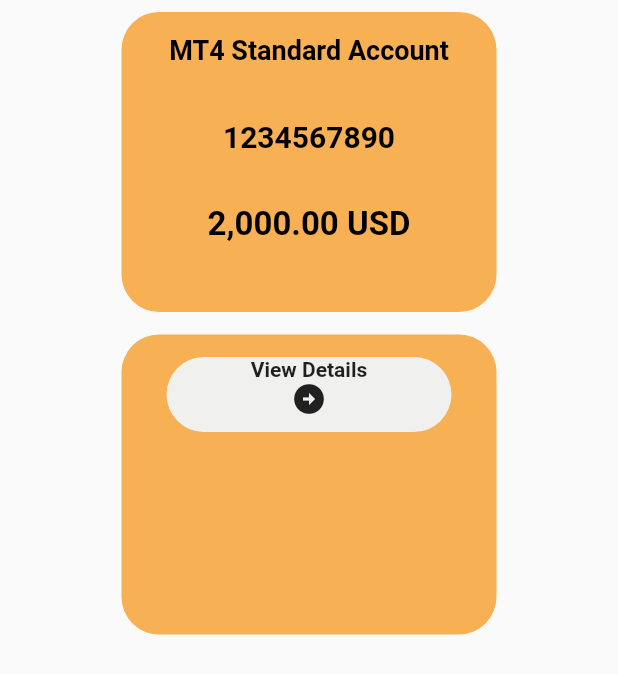
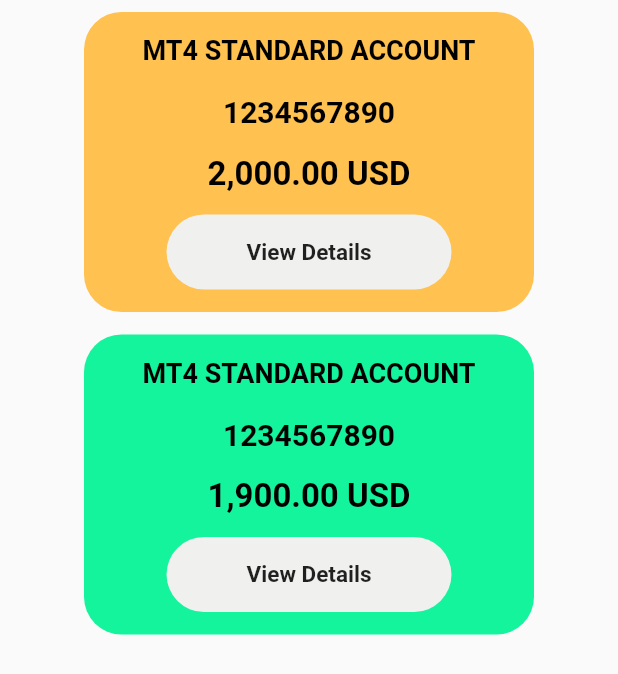
Before and after one commit to poramatw/flutter_practice, a Flutter app: the screen it shows after launch, on a phone screen of 412 x 824 dp. Shown: the top 674 px of the screen. Run offline on Flutter 3.47's test engine with Material 2 defaults, Android fonts, the phone set to English and light mode, and no system bars.

Commit message:
create widget n Call

```diff
--- /dev/null
+++ b/lib/containerView.dart
@@ -0,0 +1,72 @@
+import 'package:flutter/material.dart';
+
+// ignore: must_be_immutable
+class ContainView extends StatelessWidget {
+  String title;
+  int account;
+  String amount;
+  Color color;
+
+  // ignore: use_key_in_widget_constructors
+  ContainView(this.title, this.account, this.amount, this.color);
+
+  @override
+  Widget build(BuildContext context) {
+    return Container(
+      padding: const EdgeInsets.all(15.0),
+      decoration:
+          BoxDecoration(color: color, borderRadius: BorderRadius.circular(25)),
+      height: 200,
+      width: 300,
+      child: Column(
+        crossAxisAlignment: CrossAxisAlignment.center,
+        children: [
+          Expanded(
+            child: Text(
+              title,
+              style: const TextStyle(
+                  fontSize: 18,
+                  fontWeight: FontWeight.bold,
+                  color: Colors.black),
+            ),
+          ),
+          Expanded(
+            child: Text(
+              account.toString(),
+              style: const TextStyle(
+                  fontSize: 20,
+                  fontWeight: FontWeight.bold,
+                  color: Colors.black),
+            ),
+          ),
+          Expanded(
+            child: Text(
+              amount + " USD",
+              style: const TextStyle(
+                  fontSize: 22,
+                  fontWeight: FontWeight.bold,
+                  color: Colors.black),
+            ),
+          ),
+          Container(
+            decoration: BoxDecoration(
+                borderRadius: BorderRadius.circular(50),
+                color: const Color.fromARGB(255, 240, 240, 239)),
+            height: 50,
+            width: 190,
+            child: Column(
+              mainAxisAlignment: MainAxisAlignment.spaceAround,
+              // ignore: prefer_const_literals_to_create_immutables
+              children: [
+                const Text(
+                  "View Details",
+                  style: TextStyle(fontWeight: FontWeight.bold, fontSize: 15),
+                ),
+              ],
+            ),
+          )
+        ],
+      ),
+    );
+  }
+}
--- a/lib/main.dart
+++ b/lib/main.dart
@@ -1,7 +1,7 @@
 // ignore_for_file: prefer_const_constructors
 
 import 'package:flutter/material.dart';
-import 'menuSt.dart';
+import 'containerView.dart';
 
 void main() {
   runApp(Fluttless());
@@ -37,78 +37,13 @@ class _FluttfulState extends State<Fluttful> {
         child: Center(
           child: Column(
             children: [
-              Container(
-                padding: const EdgeInsets.all(15.0),
-                decoration: BoxDecoration(
-                    color: Color.fromARGB(255, 247, 176, 83),
-                    borderRadius: BorderRadius.circular(25)),
-                height: 200,
-                width: 250,
-                child: Column(
-                  crossAxisAlignment: CrossAxisAlignment.center,
-                  children: const [
-                    Expanded(
-                      child: Text(
-                        "MT4 Standard Account",
-                        style: TextStyle(
-                            fontSize: 18,
-                            fontWeight: FontWeight.bold,
-                            color: Colors.black),
-                      ),
-                    ),
-                    Expanded(
-                      child: Text(
-                        "1234567890",
-                        style: TextStyle(
-                            fontSize: 20,
-                            fontWeight: FontWeight.bold,
-                            color: Colors.black),
-                      ),
-                    ),
-                    Expanded(
-                      child: Text(
-                        "2,000.00 USD",
-                        style: TextStyle(
-                            fontSize: 22,
-                            fontWeight: FontWeight.bold,
-                            color: Colors.black),
-                      ),
-                    ),
-                  ],
-                ),
-              ),
+              ContainView("MT4 STANDARD ACCOUNT", 1234567890, "2,000.00",
+                  Color.fromRGBO(255, 193, 79, 1)),
               SizedBox(
                 height: 15,
               ),
-              Container(
-                padding: const EdgeInsets.all(15.0),
-                decoration: BoxDecoration(
-                    color: Color.fromARGB(255, 247, 176, 83),
-                    borderRadius: BorderRadius.circular(25)),
-                height: 200,
-                width: 250,
-                child: Column(
-                  children: [
-                    Container(
-                      decoration: BoxDecoration(
-                          borderRadius: BorderRadius.circular(50),
-                          color: Color.fromARGB(255, 240, 240, 239)),
-                      height: 50,
-                      width: 190,
-                      child: Column(
-                        // ignore: prefer_const_literals_to_create_immutables
-                        children: [
-                          Text(
-                            "View Details",
-                            style: TextStyle(fontWeight: FontWeight.bold),
-                          ),
-                          Icon(Icons.arrow_circle_right)
-                        ],
-                      ),
-                    )
-                  ],
-                ),
-              )
+              ContainView("MT4 STANDARD ACCOUNT", 1234567890, "1,900.00",
+                  Color.fromRGBO(19, 244, 157, 1))
             ],
           ),
         ),
--- a/lib/menuSt.dart
+++ /dev/null
@@ -1,7 +0,0 @@
-class ListMenu {
-  String name;
-  String price;
-  String img;
-
-  ListMenu(this.name, this.price, this.img);
-}
```
